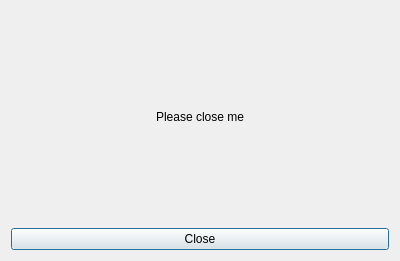
Above: gui_abgabe/dialog.ui from 1234simi/gui_sw_entwicklung before the change. Below: the same form after it.
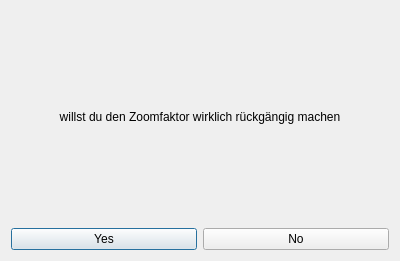
That is the form after the change.

```diff
--- a/gui_abgabe/dialog.ui
+++ b/gui_abgabe/dialog.ui
@@ -17,7 +17,7 @@
    <item>
     <widget class="QLabel" name="label">
      <property name="text">
-      <string>Please close me</string>
+      <string>willst du den Zoomfaktor wirklich rückgängig machen</string>
      </property>
      <property name="alignment">
       <set>Qt::AlignCenter</set>
@@ -25,11 +25,22 @@
     </widget>
    </item>
    <item>
-    <widget class="QPushButton" name="pushButton">
+    <layout class="QHBoxLayout" name="horizontalLayout">
+     <item>
+      <widget class="QPushButton" name="yes_pushButton">
      <property name="text">
-      <string>Close</string>
-     </property>
-    </widget>
+        <string>Yes</string>
+       </property>
+      </widget>
+     </item>
+     <item>
+      <widget class="QPushButton" name="no_pushButton">
+       <property name="text">
+        <string>No</string>
+       </property>
+      </widget>
+     </item>
+    </layout>
    </item>
   </layout>
  </widget>
```
Lines whose indentation alone changed are shown as unchanged.
